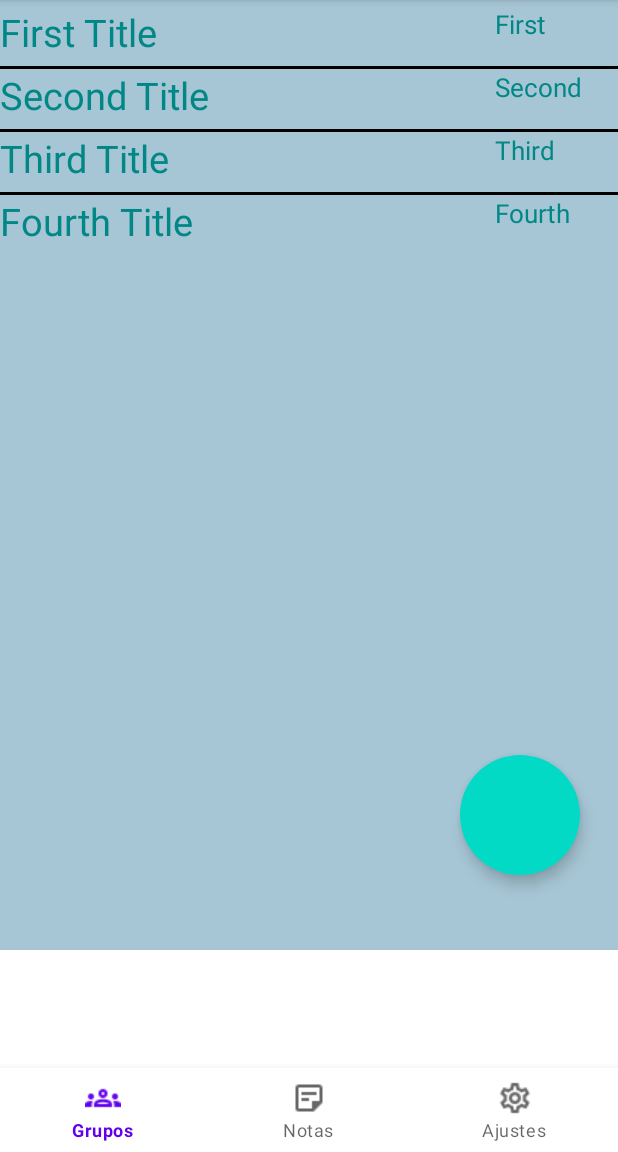
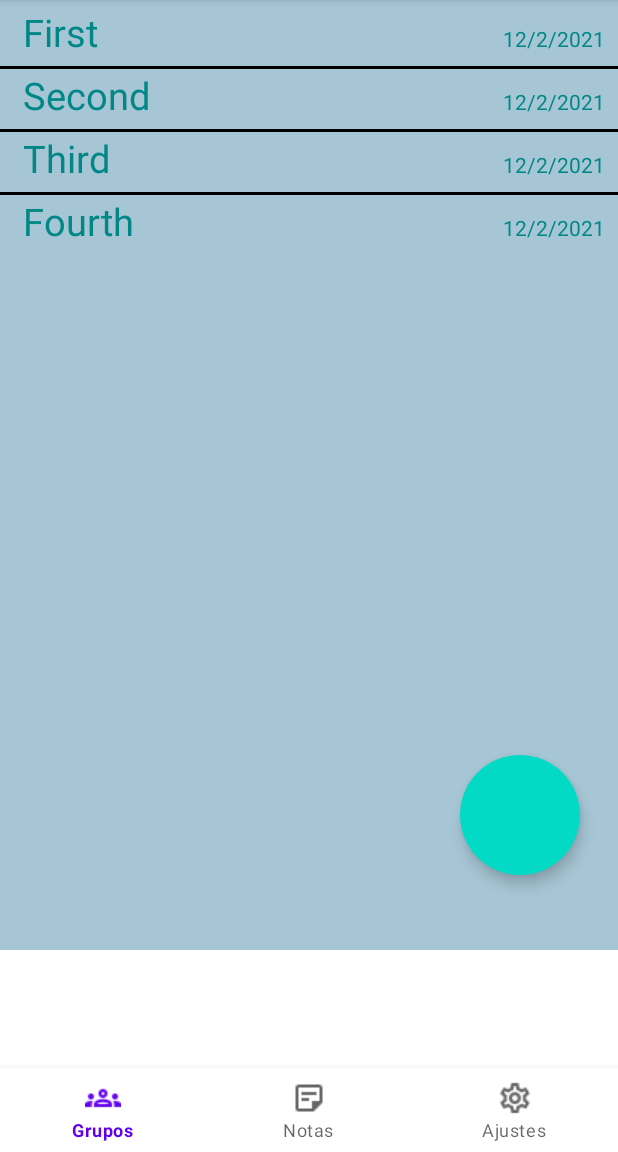
Before and after one commit to AlexT-UB/ActuallyUsefulNotes, an Android app: the MainActivity screen opened directly, with no data from a screen before it, on a phone screen of 412 x 824 dp, the part 84-1236 px from its top. Run offline under Robolectric (Android 15) with nearby library versions, the phone set to English and light mode, and no system bars; our stand-ins replace Firebase (no records; nobody signed in at launch, a user with empty details on screens opened directly), Room's generated code.

Commit message:
Finished implementing adapters

```diff
--- a/app/src/main/java/com/example/actuallyusefulnotes/View/MainActivity.java
+++ b/app/src/main/java/com/example/actuallyusefulnotes/View/MainActivity.java
@@ -77,17 +77,7 @@ public class MainActivity extends AppCompatActivity {
         super.onCreate(savedInstanceState);
 
         setContentView(R.layout.activity_main);
-
-        ListView simpleList = (ListView) findViewById(R.id.simpleListView);
-        String[] protolist = new String[0];
-        ArrayList<Group> example = new ArrayList<Group>();
-        example.add(new Group("First", "First Title", protolist));
-        example.add(new Group("Second", "Second Title", protolist));
-        example.add(new Group("Third", "Third Title", protolist));
-        example.add(new Group("Fourth", "Fourth Title", protolist));
-        GroupAdapter myAdapter = new GroupAdapter(this, R.layout.group_list, example);
-        simpleList.setAdapter(myAdapter);
-        System.out.println(example.get(0).getTitle());
+        onGroup();
         toolBar = findViewById(R.id.topAppBar);
         Button addNote = findViewById(R.id.addNote);
 
@@ -106,29 +96,18 @@ public class MainActivity extends AppCompatActivity {
             startActivity(i);
         }));
         ListView simpleList = (ListView) findViewById(R.id.simpleListView);
-        String[] protolist = new String[0];
-        ArrayList<Group> example = new ArrayList<Group>();
-        example.add(new Group("First", "First Title", protolist));
-        example.add(new Group("Second", "Second Title", protolist));
-        example.add(new Group("Third", "Third Title", protolist));
-        example.add(new Group("Fourth", "Fourth Title", protolist));
-        GroupAdapter myAdapter = new GroupAdapter(this, R.layout.group_list, example);
+        ArrayList<Group> groups = getGroups();
+        GroupAdapter myAdapter = new GroupAdapter(this, R.layout.group_list, groups);
         simpleList.setAdapter(myAdapter);
-        System.out.println(example.get(0).getTitle());
+        System.out.println(groups.get(0).getTitle());
     }
 
     public void onNote(){
         System.out.println("NOTES");
         ListView simpleList = (ListView) findViewById(R.id.simpleListView);
-        String[] protolist = new String[0];
-        ArrayList<Group> example = new ArrayList<Group>();
-        example.add(new Group("First", "First Title", protolist));
-        example.add(new Group("Second", "Second Title", protolist));
-        example.add(new Group("Third", "Third Title", protolist));
-        example.add(new Group("Fourth", "Fourth Title", protolist));
-        GroupAdapter myAdapter = new GroupAdapter(this, R.layout.group_list, example);
+        ArrayList<Note> notes = getNotes();
+        NoteAdapter myAdapter = new NoteAdapter(this, R.layout.note_list, notes);
         simpleList.setAdapter(myAdapter);
-        System.out.println(example.get(0).getTitle());
         Button addnote = findViewById(R.id.addNote);
         addnote.setVisibility(View.VISIBLE);
         addnote.setOnClickListener((v -> {
@@ -137,7 +116,52 @@ public class MainActivity extends AppCompatActivity {
         }));
         Fragment selectedFragment = new Fragmento_Notas();
         /*getSupportFragmentManager().beginTransaction().replace(R.id.fragment_container,
-                selectedFragment, "NOTAS").commit();*/
+                selectedFragment, "NOTAS").commit();*
+        /*
+        recyclerView = findViewById(R.id.listaNotas);
+        recyclerView.setLayoutManager(new StaggeredGridLayoutManager(2, StaggeredGridLayoutManager.VERTICAL));
+        recyclerView.setAdapter(adapter);*/
+    }
+
+    public void onSettings(){
+        System.out.println("SETTINGS");
+        Button addnote = findViewById(R.id.addNote);
+        addnote.setVisibility(View.GONE);
+    }
+
+    private ArrayList<Note> getNotes() {
+        String[] protolist = new String[0];
+        ArrayList<Note> groupList = new ArrayList<Note>();
+        groupList.add(new Note("First", "A", "12/2/2021", "12:00:00", "First Author", "TEXT HERE", 0));
+        groupList.add(new Note("Second", "B", "12/2/2021", "12:00:00", "Second Author", "TEXT HERE", 0));
+        groupList.add(new Note("Third", "C", "12/2/2021", "12:00:00", "Third Author", "TEXT HERE", 0));
+        groupList.add(new Note("Fourth", "D", "12/2/2021", "12:00:00", "Fourth Author", "TEXT HERE", 0));
+        return groupList;
+    }
+
+    private ArrayList<Group> getGroups() {
+        String[] protolist = new String[0];
+        ArrayList<Group> groupList = new ArrayList<Group>();
+        groupList.add(new Group("First", "First Title", protolist));
+        groupList.add(new Group("Second", "Second Title", protolist));
+        groupList.add(new Group("Third", "Third Title", protolist));
+        groupList.add(new Group("Fourth", "Fourth Title", protolist));
+        return groupList;
+    }
+
+    public class noteHolder extends RecyclerView.ViewHolder {
+        TextView title;
+        View view;
+
+        public noteHolder(@NonNull View itemView) {
+            super(itemView);
+            title = itemView.findViewById(R.id.textBox_events_verNotas);
+            view = itemView;
+        }
+    }
+
+    protected void onStart() {
+        super.onStart();
         db = FirebaseFirestore.getInstance();
         Query query = db.collection("collection");
         AUNViewModel model = new ViewModelProvider(this).get(AUNViewModel.class);
@@ -156,43 +180,12 @@ public class MainActivity extends AppCompatActivity {
             @Override
             protected void onBindViewHolder(@NonNull noteHolder holder, int position, @NonNull Note model) {
                 holder.title.setText(model.getTitulo());
-                holder.view.setOnClickListener((v) ->{
+                holder.view.setOnClickListener((v) -> {
                     Intent i = new Intent(v.getContext(), Note.class);
                     v.getContext().startActivity(i);
-                } );
+                });
             }
         };
-        /*
-        recyclerView = findViewById(R.id.listaNotas);
-        recyclerView.setLayoutManager(new StaggeredGridLayoutManager(2, StaggeredGridLayoutManager.VERTICAL));
-        recyclerView.setAdapter(adapter);*/
-    }
-
-    public void onSettings(){
-        System.out.println("SETTINGS");
-        Button addnote = findViewById(R.id.addNote);
-        addnote.setVisibility(View.GONE);
-    }
-
-    private void getNotes() {
-
-    }
-
-
-
-    public class noteHolder extends RecyclerView.ViewHolder {
-        TextView title;
-        View view;
-
-        public noteHolder(@NonNull View itemView) {
-            super(itemView);
-            title = itemView.findViewById(R.id.textBox_events_verNotas);
-            view = itemView;
-        }
-    }
-
-    protected void onStart() {
-        super.onStart();
         onNote();
         adapter.startListening();
     }
--- a/app/src/main/java/com/example/actuallyusefulnotes/View/NoteAdapter.java
+++ b/app/src/main/java/com/example/actuallyusefulnotes/View/NoteAdapter.java
@@ -1,81 +1,46 @@
 package com.example.actuallyusefulnotes.View;
 
-import android.content.Intent;
 import android.view.ViewGroup;
-
-import androidx.annotation.NonNull;
-import androidx.recyclerview.widget.RecyclerView;
 
 import android.view.LayoutInflater;
 import android.view.View;
 import android.widget.TextView;
 
+import com.example.actuallyusefulnotes.Model.Group;
 import com.example.actuallyusefulnotes.Model.Note;
 import com.example.actuallyusefulnotes.R;
 
-import java.util.List;
-
-public class NoteAdapter extends RecyclerView.Adapter<NoteAdapter.ViewHolder> {
-
-    List<String> titles;
-    private onItemClickListner listner;
-
-    public NoteAdapter(List<String> title){
-        titles = title;
-    }
-
-    @NonNull
-    @Override
-    public ViewHolder onCreateViewHolder(@NonNull ViewGroup viewGroup, int i) {
-        View itemView = LayoutInflater.from(viewGroup.getContext()).inflate(R.layout.add_nota_texto, viewGroup, false);
-        return new ViewHolder(itemView);
-    }
+import java.util.ArrayList;
 
 
-    @Override
-    public void onBindViewHolder(@NonNull ViewHolder viewHolder, int i) {
-        viewHolder.title.setText(titles.get(i));
-        viewHolder.view.setOnClickListener((v) ->{
-            Intent in = new Intent(v.getContext(), Note.class);
-            v.getContext().startActivity(in);
-        } );
+import android.content.Context;
+import android.widget.ArrayAdapter;
+
+public class NoteAdapter extends ArrayAdapter<Note> {
+
+    ArrayList<Note> NoteList = new ArrayList<>();
+
+    public NoteAdapter(Context context, int textViewResourceId, ArrayList<Note> objects) {
+        super(context, textViewResourceId, objects);
+        NoteList = objects;
     }
 
     @Override
-    public int getItemCount() {
-        return titles.size();
+    public int getCount() {
+        return super.getCount();
     }
 
-    public void setTitle(List<String> title) {
-        this.titles = title;
-        notifyDataSetChanged();
-    }
+    @Override
+    public View getView(int position, View convertView, ViewGroup parent) {
 
-    public class ViewHolder extends RecyclerView.ViewHolder {
+        View v = convertView;
+        LayoutInflater inflater = (LayoutInflater) getContext().getSystemService(Context.LAYOUT_INFLATER_SERVICE);
+        v = inflater.inflate(R.layout.note_list, null);
+        TextView textTitle = v.findViewById(R.id.title_note);
+        TextView textAdmin = v.findViewById(R.id.date_note);
+        textTitle.setText(NoteList.get(position).getTitulo());
+        textAdmin.setText(NoteList.get(position).getDate());
+        return v;
 
-        TextView title;
-        View view;
-
-        public ViewHolder(@NonNull View itemView) {
-            super(itemView);
-            title = itemView.findViewById(R.id.nota_titulo);
-            view = itemView;
-        }
-
-        public void bind(int position) {
-            title.setText(titles.get(position));
-        }
-    }
-
-    public String getTitleAt(int position) {
-        return titles.get(position);
-    }
-
-    public interface onItemClickListner {
-        void onItemClick(String string);
-    }
-
-    public void setOnItemClickListner(onItemClickListner listner) {
-        this.listner = listner;
     }
 }
--- a/app/src/main/res/layout/group_list.xml
+++ b/app/src/main/res/layout/group_list.xml
@@ -1,5 +1,6 @@
 <?xml version="1.0" encoding="utf-8"?>
 <LinearLayout xmlns:android="http://schemas.android.com/apk/res/android"
+    android:id="@+id/note_list"
     android:layout_width="match_parent"
     android:layout_height="wrap_content"
     android:orientation="horizontal">
@@ -9,6 +10,8 @@
         android:layout_width="300dp"
         android:layout_height="40dp"
         android:layout_gravity="center"
+        android:layout_marginStart="15dp"
+        android:layout_marginLeft="15dp"
         android:text="Title"
         android:textColor="@color/design_default_color_secondary_variant"
         android:textSize="25sp" />
--- /dev/null
+++ b/app/src/main/res/layout/note_list.xml
@@ -0,0 +1,27 @@
+<?xml version="1.0" encoding="utf-8"?>
+<LinearLayout xmlns:android="http://schemas.android.com/apk/res/android"
+    android:id="@+id/note_list"
+    android:layout_width="match_parent"
+    android:layout_height="wrap_content"
+    android:orientation="horizontal">
+
+    <TextView
+        android:id="@+id/title_note"
+        android:layout_width="300dp"
+        android:layout_height="40dp"
+        android:layout_marginStart="15dp"
+        android:layout_marginLeft="15dp"
+        android:text="Title"
+        android:textColor="@color/design_default_color_secondary_variant"
+        android:textSize="25dp" />
+
+    <TextView
+        android:id="@+id/date_note"
+        android:layout_width="70dp"
+        android:layout_height="25dp"
+        android:layout_marginStart="20dp"
+        android:layout_marginLeft="20dp"
+        android:text="Date"
+        android:textColor="@color/design_default_color_secondary_variant" />
+
+</LinearLayout>
```
Also changed, not shown: app/src/main/java/com/example/actuallyusefulnotes/Model/Note.java (+2 -13 lines), 18 other files.
